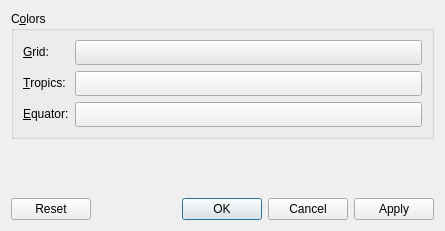
This is src/plugins/render/graticule/GraticuleConfigWidget.ui in KDE/marble as Qt 5 draws it before an edit. The edited form follows.
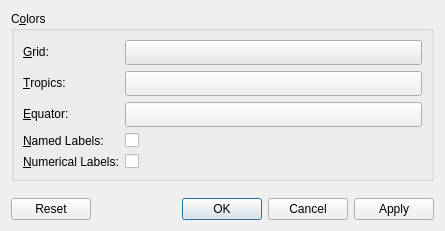
This is the edited form.

Commit message: Graticule plugin: configuration to hide labels

Patch:
```diff
--- a/src/plugins/render/graticule/GraticuleConfigWidget.ui
+++ b/src/plugins/render/graticule/GraticuleConfigWidget.ui
@@ -1380,6 +1380,40 @@
         </property>
        </widget>
       </item>
+      <item row="3" column="0">
+       <widget class="QLabel" name="label_4">
+        <property name="text">
+         <string>&amp;Named Labels:</string>
+        </property>
+        <property name="buddy">
+         <cstring>primaryCheckBox</cstring>
+        </property>
+       </widget>
+      </item>
+      <item row="3" column="1">
+       <widget class="QCheckBox" name="primaryCheckBox">
+        <property name="toolTip">
+         <string>Show Labels for Prime meridian, Equator, Tropics.</string>
+        </property>
+       </widget>
+      </item>
+      <item row="4" column="0">
+       <widget class="QLabel" name="label_5">
+        <property name="text">
+         <string>&amp;Numerical Labels:</string>
+        </property>
+        <property name="buddy">
+         <cstring>secondaryCheckBox</cstring>
+        </property>
+       </widget>
+      </item>
+      <item row="4" column="1">
+       <widget class="QCheckBox" name="secondaryCheckBox">
+        <property name="toolTip">
+         <string>Show numerical Labels.</string>
+        </property>
+       </widget>
+      </item>
      </layout>
     </widget>
    </item>
```
The commit also changes 2 other files.
